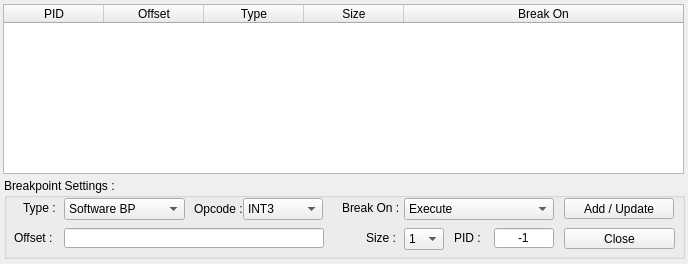
Before: the Qt Designer form qtUintDebugger/qtDLGBreakPointManager.ui in 0x1-1/uintDebugger, drawn with Qt 5.
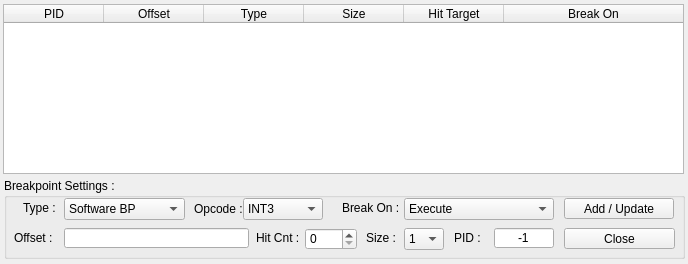
After: the same form once the commit is applied.

Commit message: Add hit target functionality to breakpoint management; update UI and data structures to support hit count tracking; enhance breakpoint handling logic in debugger.

Diff of the .ui file:
```diff
--- a/qtUintDebugger/qtDLGBreakPointManager.ui
+++ b/qtUintDebugger/qtDLGBreakPointManager.ui
@@ -72,6 +72,11 @@
      <string>Size</string>
     </property>
    </column>
+   <column>
+    <property name="text">
+     <string>Hit Target</string>
+    </property>
+   </column>
    <column>
     <property name="text">
      <string>Break On</string>
@@ -280,11 +285,46 @@
      <rect>
       <x>60</x>
       <y>50</y>
-      <width>260</width>
+      <width>185</width>
       <height>20</height>
      </rect>
     </property>
    </widget>
+   <widget class="QLabel" name="labelHitTarget">
+    <property name="geometry">
+     <rect>
+      <x>252</x>
+      <y>50</y>
+      <width>46</width>
+      <height>20</height>
+     </rect>
+    </property>
+    <property name="text">
+     <string>Hit Cnt :</string>
+    </property>
+   </widget>
+   <widget class="QSpinBox" name="sbHitTarget">
+    <property name="geometry">
+     <rect>
+      <x>301</x>
+      <y>50</y>
+      <width>52</width>
+      <height>22</height>
+     </rect>
+    </property>
+    <property name="minimum">
+     <number>0</number>
+    </property>
+    <property name="maximum">
+     <number>99999</number>
+    </property>
+    <property name="value">
+     <number>0</number>
+    </property>
+    <property name="toolTip">
+     <string>Break on hit N (0 = every hit)</string>
+    </property>
+   </widget>
    <widget class="QLabel" name="label_5">
     <property name="geometry">
      <rect>
```
The commit also changes 5 other files.
